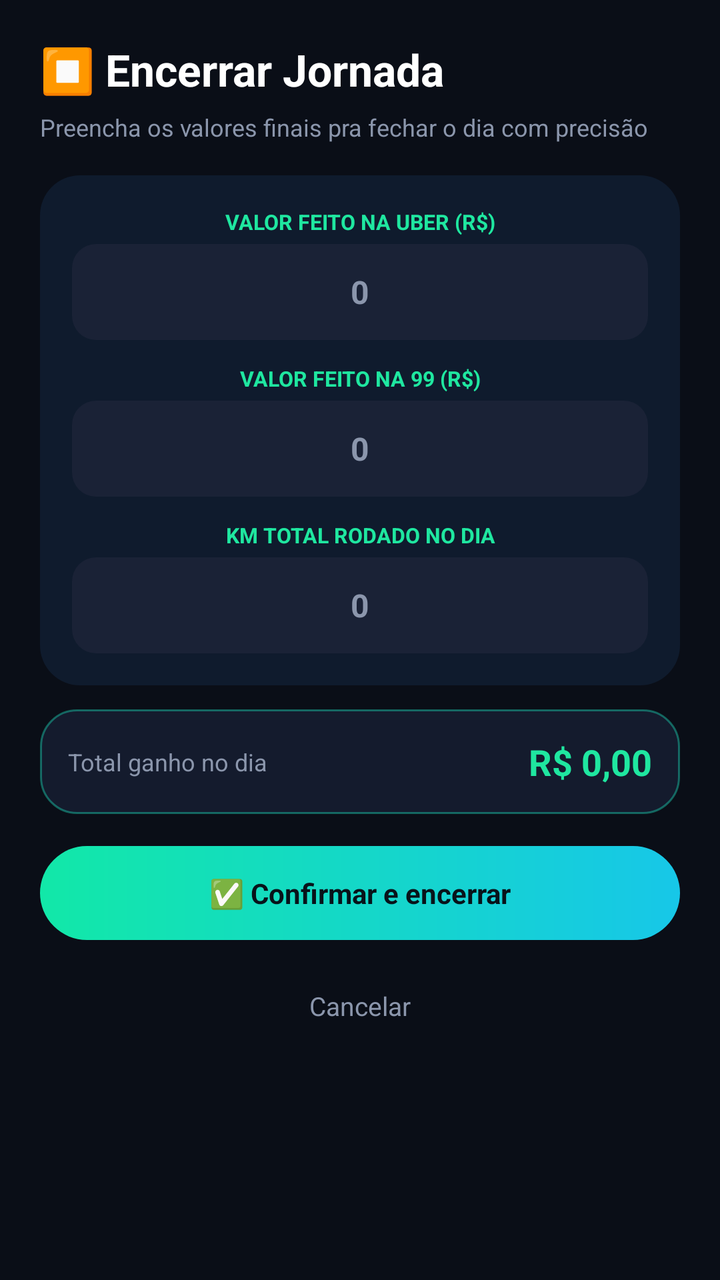
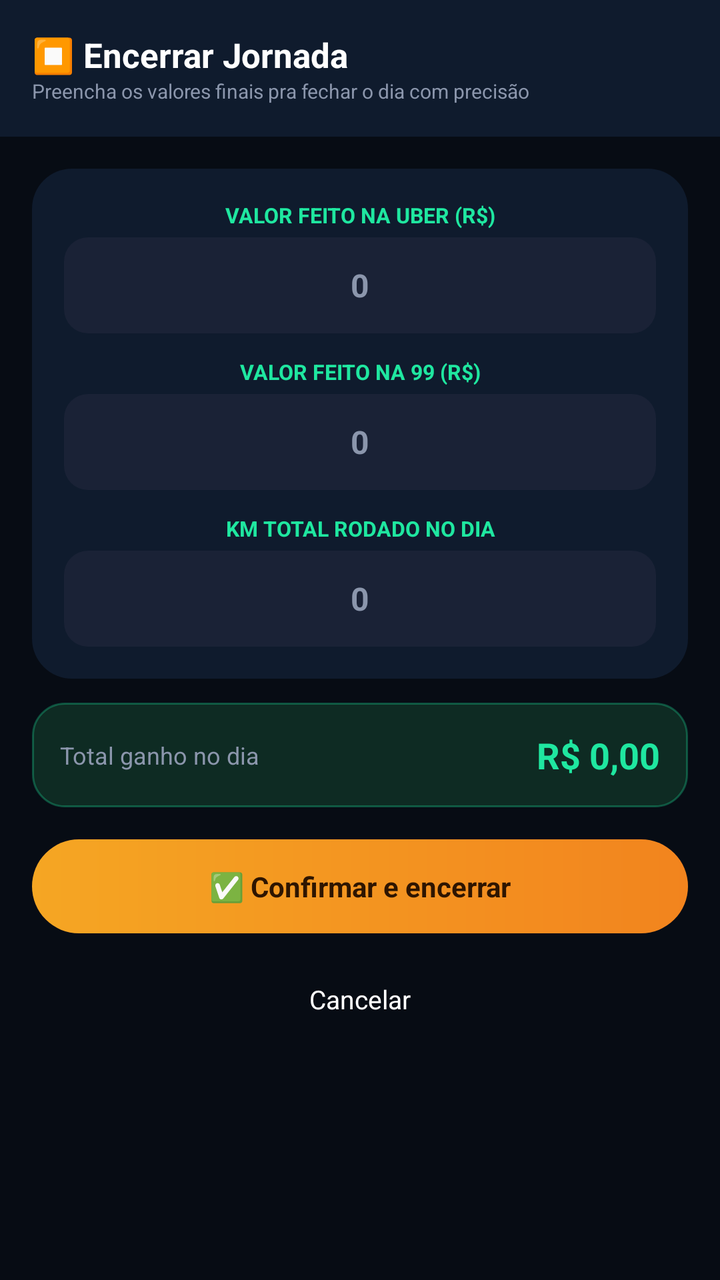

Compare the two renders of this Android layout. The source of the first and the diff that turns it into the second are given below.
<!-- AndroidManifest.xml: application theme Theme.MaterialComponents.DayNight.NoActionBar -->
<!-- res/layout/activity_encerrar_jornada.xml -->
<?xml version="1.0" encoding="utf-8"?>
<ScrollView xmlns:android="http://schemas.android.com/apk/res/android"
    android:layout_width="match_parent"
    android:layout_height="match_parent"
    android:background="#0A0E17">

    <LinearLayout
        android:layout_width="match_parent"
        android:layout_height="wrap_content"
        android:orientation="vertical"
        android:padding="20dp">

        <TextView
            android:layout_width="wrap_content"
            android:layout_height="wrap_content"
            android:text="⏹ Encerrar Jornada"
            android:textColor="#FFFFFF"
            android:textSize="22sp"
            android:textStyle="bold"
            android:layout_marginBottom="6dp" />

        <TextView
            android:layout_width="wrap_content"
            android:layout_height="wrap_content"
            android:text="Preencha os valores finais pra fechar o dia com precisão"
            android:textColor="#8B96AC"
            android:textSize="12sp"
            android:layout_marginBottom="16dp" />

        <LinearLayout
            android:layout_width="match_parent"
            android:layout_height="wrap_content"
            android:orientation="vertical"
            android:background="@drawable/bg_card_dark"
            android:padding="16dp"
            android:layout_marginBottom="12dp">

            <TextView
                android:layout_width="match_parent"
                android:layout_height="wrap_content"
                android:gravity="center"
                android:text="VALOR FEITO NA UBER (R$)"
                android:textColor="#1FE7A0"
                android:textSize="10.5sp"
                android:textStyle="bold"
                android:paddingBottom="4dp" />
            <EditText
                android:id="@+id/edtValorUberFinal"
                android:layout_width="match_parent"
                android:layout_height="48dp"
                android:background="@drawable/bg_input_verde"
                android:gravity="center"
                android:textColor="#FFFFFF"
                android:textColorHint="#8B96AC"
                android:hint="0"
                android:textSize="16sp"
                android:textStyle="bold"
                android:inputType="numberDecimal"
                android:layout_marginBottom="12dp" />

            <TextView
                android:layout_width="match_parent"
                android:layout_height="wrap_content"
                android:gravity="center"
                android:text="VALOR FEITO NA 99 (R$)"
                android:textColor="#1FE7A0"
                android:textSize="10.5sp"
                android:textStyle="bold"
                android:paddingBottom="4dp" />
            <EditText
                android:id="@+id/edtValor99Final"
                android:layout_width="match_parent"
                android:layout_height="48dp"
                android:background="@drawable/bg_input_verde"
                android:gravity="center"
                android:textColor="#FFFFFF"
                android:textColorHint="#8B96AC"
                android:hint="0"
                android:textSize="16sp"
                android:textStyle="bold"
                android:inputType="numberDecimal"
                android:layout_marginBottom="12dp" />

            <TextView
                android:layout_width="match_parent"
                android:layout_height="wrap_content"
                android:gravity="center"
                android:text="KM TOTAL RODADO NO DIA"
                android:textColor="#1FE7A0"
                android:textSize="10.5sp"
                android:textStyle="bold"
                android:paddingBottom="4dp" />
            <EditText
                android:id="@+id/edtKmTotalFinal"
                android:layout_width="match_parent"
                android:layout_height="48dp"
                android:background="@drawable/bg_input_verde"
                android:gravity="center"
                android:textColor="#FFFFFF"
                android:textColorHint="#8B96AC"
                android:hint="0"
                android:textSize="16sp"
                android:textStyle="bold"
                android:inputType="numberDecimal" />
        </LinearLayout>

        <LinearLayout
            android:layout_width="match_parent"
            android:layout_height="wrap_content"
            android:orientation="horizontal"
            android:background="@drawable/bg_card_accent"
            android:padding="14dp"
            android:gravity="center_vertical"
            android:layout_marginBottom="16dp">

            <TextView
                android:layout_width="0dp"
                android:layout_height="wrap_content"
                android:layout_weight="1"
                android:text="Total ganho no dia"
                android:textColor="#8B96AC"
                android:textSize="12sp" />

            <TextView
                android:id="@+id/txtTotalPreview"
                android:layout_width="wrap_content"
                android:layout_height="wrap_content"
                android:text="R$ 0,00"
                android:textColor="#1FE7A0"
                android:textSize="18sp"
                android:textStyle="bold" />
        </LinearLayout>

        <TextView
            android:id="@+id/btnConfirmarEncerramento"
            android:layout_width="match_parent"
            android:layout_height="wrap_content"
            android:background="@drawable/bg_hero_green"
            android:padding="14dp"
            android:gravity="center"
            android:text="✅ Confirmar e encerrar"
            android:textColor="#08131A"
            android:textSize="14sp"
            android:textStyle="bold"
            android:layout_marginBottom="12dp"
            android:clickable="true"
            android:focusable="true" />

        <TextView
            android:id="@+id/btnCancelarEncerramento"
            android:layout_width="match_parent"
            android:layout_height="wrap_content"
            android:padding="12dp"
            android:gravity="center"
            android:text="Cancelar"
            android:textColor="#8B96AC"
            android:textSize="13sp"
            android:clickable="true"
            android:focusable="true" />

    </LinearLayout>
</ScrollView>
<!-- resources referenced by this layout -->
<resources>
  <!-- drawable bg_card_accent (drawable) -->
  <?xml version="1.0" encoding="utf-8"?>
  <shape xmlns:android="http://schemas.android.com/apk/res/android" android:shape="rectangle">
      <solid android:color="#141B2D" />
      <stroke android:width="1dp" android:color="#661FE7C4" />
      <corners android:radius="18dp" />
  </shape>
  <!-- drawable bg_card_dark (drawable) -->
  <?xml version="1.0" encoding="utf-8"?>
  <shape xmlns:android="http://schemas.android.com/apk/res/android" android:shape="rectangle">
      <solid android:color="#0F1B2D" />
      <corners android:radius="20dp" />
  </shape>
  <!-- drawable bg_hero_green (drawable) -->
  <?xml version="1.0" encoding="utf-8"?>
  <shape xmlns:android="http://schemas.android.com/apk/res/android" android:shape="rectangle">
      <gradient
          android:angle="0"
          android:startColor="#12E8A8"
          android:endColor="#17C7E8" />
      <corners android:radius="28dp" />
  </shape>
  <!-- drawable bg_input_verde (drawable) -->
  <?xml version="1.0" encoding="utf-8"?>
  <shape xmlns:android="http://schemas.android.com/apk/res/android" android:shape="rectangle">
      <solid android:color="#1A2236" />
      <corners android:radius="12dp" />
  </shape>
</resources>

<!-- the commit's change to res/layout/activity_encerrar_jornada.xml (unified diff, before → after) -->
@@ -2,161 +2,174 @@
 <ScrollView xmlns:android="http://schemas.android.com/apk/res/android"
     android:layout_width="match_parent"
     android:layout_height="match_parent"
-    android:background="#0A0E17">
+    android:background="#070C14">
 
     <LinearLayout
         android:layout_width="match_parent"
         android:layout_height="wrap_content"
-        android:orientation="vertical"
-        android:padding="20dp">
-
-        <TextView
-            android:layout_width="wrap_content"
-            android:layout_height="wrap_content"
-            android:text="⏹ Encerrar Jornada"
-            android:textColor="#FFFFFF"
-            android:textSize="22sp"
-            android:textStyle="bold"
-            android:layout_marginBottom="6dp" />
-
-        <TextView
-            android:layout_width="wrap_content"
-            android:layout_height="wrap_content"
-            android:text="Preencha os valores finais pra fechar o dia com precisão"
-            android:textColor="#8B96AC"
-            android:textSize="12sp"
-            android:layout_marginBottom="16dp" />
+        android:orientation="vertical">
 
         <LinearLayout
             android:layout_width="match_parent"
             android:layout_height="wrap_content"
             android:orientation="vertical"
-            android:background="@drawable/bg_card_dark"
+            android:background="#0F1B2D"
             android:padding="16dp"
-            android:layout_marginBottom="12dp">
+            android:paddingBottom="18dp">
 
             <TextView
-                android:layout_width="match_parent"
+                android:layout_width="wrap_content"
                 android:layout_height="wrap_content"
-                android:gravity="center"
-                android:text="VALOR FEITO NA UBER (R$)"
-                android:textColor="#1FE7A0"
-                android:textSize="10.5sp"
-                android:textStyle="bold"
-                android:paddingBottom="4dp" />
-            <EditText
-                android:id="@+id/edtValorUberFinal"
-                android:layout_width="match_parent"
-                android:layout_height="48dp"
-                android:background="@drawable/bg_input_verde"
-                android:gravity="center"
+                android:text="⏹ Encerrar Jornada"
                 android:textColor="#FFFFFF"
-                android:textColorHint="#8B96AC"
-                android:hint="0"
-                android:textSize="16sp"
-                android:textStyle="bold"
-                android:inputType="numberDecimal"
-                android:layout_marginBottom="12dp" />
+                android:textSize="17sp"
+                android:textStyle="bold" />
 
             <TextView
-                android:layout_width="match_parent"
+                android:layout_width="wrap_content"
                 android:layout_height="wrap_content"
-                android:gravity="center"
-                android:text="VALOR FEITO NA 99 (R$)"
-                android:textColor="#1FE7A0"
-                android:textSize="10.5sp"
-                android:textStyle="bold"
-                android:paddingBottom="4dp" />
-            <EditText
-                android:id="@+id/edtValor99Final"
-                android:layout_width="match_parent"
-                android:layout_height="48dp"
-                android:background="@drawable/bg_input_verde"
-                android:gravity="center"
-                android:textColor="#FFFFFF"
-                android:textColorHint="#8B96AC"
-                android:hint="0"
-                android:textSize="16sp"
-                android:textStyle="bold"
-                android:inputType="numberDecimal"
-                android:layout_marginBottom="12dp" />
-
-            <TextView
-                android:layout_width="match_parent"
-                android:layout_height="wrap_content"
-                android:gravity="center"
-                android:text="KM TOTAL RODADO NO DIA"
-                android:textColor="#1FE7A0"
-                android:textSize="10.5sp"
-                android:textStyle="bold"
-                android:paddingBottom="4dp" />
-            <EditText
-                android:id="@+id/edtKmTotalFinal"
-                android:layout_width="match_parent"
-                android:layout_height="48dp"
-                android:background="@drawable/bg_input_verde"
-                android:gravity="center"
-                android:textColor="#FFFFFF"
-                android:textColorHint="#8B96AC"
-                android:hint="0"
-                android:textSize="16sp"
-                android:textStyle="bold"
-                android:inputType="numberDecimal" />
+                android:text="Preencha os valores finais pra fechar o dia com precisão"
+                android:textColor="#8B96AC"
+                android:textSize="10sp" />
         </LinearLayout>
 
         <LinearLayout
             android:layout_width="match_parent"
             android:layout_height="wrap_content"
-            android:orientation="horizontal"
-            android:background="@drawable/bg_card_accent"
-            android:padding="14dp"
-            android:gravity="center_vertical"
-            android:layout_marginBottom="16dp">
+            android:orientation="vertical"
+            android:padding="16dp">
+
+            <LinearLayout
+                android:layout_width="match_parent"
+                android:layout_height="wrap_content"
+                android:orientation="vertical"
+                android:background="@drawable/bg_card_dark"
+                android:padding="16dp"
+                android:layout_marginBottom="12dp">
+
+                <TextView
+                    android:layout_width="match_parent"
+                    android:layout_height="wrap_content"
+                    android:gravity="center"
+                    android:text="VALOR FEITO NA UBER (R$)"
+                    android:textColor="#1FE7A0"
+                    android:textSize="10.5sp"
+                    android:textStyle="bold"
+                    android:paddingBottom="4dp" />
+                <EditText
+                    android:id="@+id/edtValorUberFinal"
+                    android:layout_width="match_parent"
+                    android:layout_height="48dp"
+                    android:background="@drawable/bg_input_verde"
+                    android:gravity="center"
+                    android:textColor="#FFFFFF"
+                    android:textColorHint="#8B96AC"
+                    android:hint="0"
+                    android:textSize="16sp"
+                    android:textStyle="bold"
+                    android:inputType="numberDecimal"
+                    android:layout_marginBottom="12dp" />
+
+                <TextView
+                    android:layout_width="match_parent"
+                    android:layout_height="wrap_content"
+                    android:gravity="center"
+                    android:text="VALOR FEITO NA 99 (R$)"
+                    android:textColor="#1FE7A0"
+                    android:textSize="10.5sp"
+                    android:textStyle="bold"
+                    android:paddingBottom="4dp" />
+                <EditText
+                    android:id="@+id/edtValor99Final"
+                    android:layout_width="match_parent"
+                    android:layout_height="48dp"
+                    android:background="@drawable/bg_input_verde"
+                    android:gravity="center"
+                    android:textColor="#FFFFFF"
+                    android:textColorHint="#8B96AC"
+                    android:hint="0"
+                    android:textSize="16sp"
+                    android:textStyle="bold"
+                    android:inputType="numberDecimal"
+                    android:layout_marginBottom="12dp" />
+
+                <TextView
+                    android:layout_width="match_parent"
+                    android:layout_height="wrap_content"
+                    android:gravity="center"
+                    android:text="KM TOTAL RODADO NO DIA"
+                    android:textColor="#1FE7A0"
+                    android:textSize="10.5sp"
+                    android:textStyle="bold"
+                    android:paddingBottom="4dp" />
+                <EditText
+                    android:id="@+id/edtKmTotalFinal"
+                    android:layout_width="match_parent"
+                    android:layout_height="48dp"
+                    android:background="@drawable/bg_input_verde"
+                    android:gravity="center"
+                    android:textColor="#FFFFFF"
+                    android:textColorHint="#8B96AC"
+                    android:hint="0"
+                    android:textSize="16sp"
+                    android:textStyle="bold"
+                    android:inputType="numberDecimal" />
+            </LinearLayout>
+
+            <LinearLayout
+                android:layout_width="match_parent"
+                android:layout_height="wrap_content"
+                android:orientation="horizontal"
+                android:background="@drawable/bg_tint_green"
+                android:padding="14dp"
+                android:gravity="center_vertical"
+                android:layout_marginBottom="16dp">
+
+                <TextView
+                    android:layout_width="0dp"
+                    android:layout_height="wrap_content"
+                    android:layout_weight="1"
+                    android:text="Total ganho no dia"
+                    android:textColor="#8B96AC"
+                    android:textSize="12sp" />
+
+                <TextView
+                    android:id="@+id/txtTotalPreview"
+                    android:layout_width="wrap_content"
+                    android:layout_height="wrap_content"
+                    android:text="R$ 0,00"
+                    android:textColor="#1FE7A0"
+                    android:textSize="18sp"
+                    android:textStyle="bold" />
+            </LinearLayout>
 
             <TextView
-                android:layout_width="0dp"
+                android:id="@+id/btnConfirmarEncerramento"
+                android:layout_width="match_parent"
                 android:layout_height="wrap_content"
-                android:layout_weight="1"
-                android:text="Total ganho no dia"
-                android:textColor="#8B96AC"
-                android:textSize="12sp" />
+                android:background="@drawable/bg_cta_stop"
+                android:padding="14dp"
+                android:gravity="center"
+                android:text="✅ Confirmar e encerrar"
+                android:textColor="#2E1500"
+                android:textSize="14sp"
+                android:textStyle="bold"
+                android:layout_marginBottom="12dp"
+                android:clickable="true"
+                android:focusable="true" />
 
             <TextView
-                android:id="@+id/txtTotalPreview"
-                android:layout_width="wrap_content"
+                android:id="@+id/btnCancelarEncerramento"
+                android:layout_width="match_parent"
                 android:layout_height="wrap_content"
-                android:text="R$ 0,00"
-                android:textColor="#1FE7A0"
-                android:textSize="18sp"
-                android:textStyle="bold" />
+                android:padding="12dp"
+                android:gravity="center"
+                android:text="Cancelar"
+                android:textColor="#FFFFFF"
+                android:textSize="13sp"
+                android:clickable="true"
+                android:focusable="true" />
+
         </LinearLayout>
-
-        <TextView
-            android:id="@+id/btnConfirmarEncerramento"
-            android:layout_width="match_parent"
-            android:layout_height="wrap_content"
-            android:background="@drawable/bg_hero_green"
-            android:padding="14dp"
-            android:gravity="center"
-            android:text="✅ Confirmar e encerrar"
-            android:textColor="#08131A"
-            android:textSize="14sp"
-            android:textStyle="bold"
-            android:layout_marginBottom="12dp"
-            android:clickable="true"
-            android:focusable="true" />
-
-        <TextView
-            android:id="@+id/btnCancelarEncerramento"
-            android:layout_width="match_parent"
-            android:layout_height="wrap_content"
-            android:padding="12dp"
-            android:gravity="center"
-            android:text="Cancelar"
-            android:textColor="#8B96AC"
-            android:textSize="13sp"
-            android:clickable="true"
-            android:focusable="true" />
-
     </LinearLayout>
 </ScrollView>
<!-- resource entries referenced after the edit -->
@@ -1,26 +1,19 @@
 <!-- resources referenced by this layout -->
 <resources>
-  <!-- drawable bg_card_accent (drawable) -->
-  <?xml version="1.0" encoding="utf-8"?>
-  <shape xmlns:android="http://schemas.android.com/apk/res/android" android:shape="rectangle">
-      <solid android:color="#141B2D" />
-      <stroke android:width="1dp" android:color="#661FE7C4" />
-      <corners android:radius="18dp" />
-  </shape>
   <!-- drawable bg_card_dark (drawable) -->
   <?xml version="1.0" encoding="utf-8"?>
   <shape xmlns:android="http://schemas.android.com/apk/res/android" android:shape="rectangle">
       <solid android:color="#0F1B2D" />
       <corners android:radius="20dp" />
   </shape>
-  <!-- drawable bg_hero_green (drawable) -->
+  <!-- drawable bg_cta_stop (drawable) -->
   <?xml version="1.0" encoding="utf-8"?>
   <shape xmlns:android="http://schemas.android.com/apk/res/android" android:shape="rectangle">
       <gradient
           android:angle="0"
-          android:startColor="#12E8A8"
-          android:endColor="#17C7E8" />
-      <corners android:radius="28dp" />
+          android:startColor="#F5A623"
+          android:endColor="#F2841E" />
+      <corners android:radius="30dp" />
   </shape>
   <!-- drawable bg_input_verde (drawable) -->
   <?xml version="1.0" encoding="utf-8"?>
@@ -28,5 +21,12 @@
       <solid android:color="#1A2236" />
       <corners android:radius="12dp" />
   </shape>
+  <!-- drawable bg_tint_green (drawable) -->
+  <?xml version="1.0" encoding="utf-8"?>
+  <shape xmlns:android="http://schemas.android.com/apk/res/android" android:shape="rectangle">
+      <solid android:color="#0E2B23" />
+      <stroke android:width="1dp" android:color="#4D1FE7A0" />
+      <corners android:radius="16dp" />
+  </shape>
 </resources>
 
